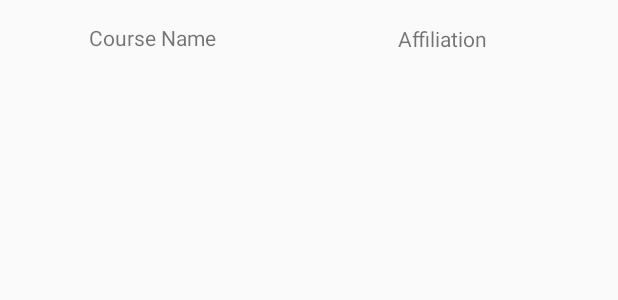
After one commit to keshar2908/TexasApi, an Android app: the layout activity_course.xml on its own in the app's theme, with its tools: preview values and no code run, on a phone screen of 412 x 824 dp. The commit adds this screen. Shown: the top 300 px of the screen. Run offline under Robolectric (Android 15) with nearby library versions, the phone set to English and light mode, and no system bars.

Commit message:
Course activity created.

```diff
--- a/app/src/main/java/kesharpaudel/texasapi/activitis/MainActivity.java
+++ b/app/src/main/java/kesharpaudel/texasapi/activitis/MainActivity.java
@@ -134,6 +134,7 @@ public class MainActivity extends AppCompatActivity {
 
             public void onFailure(Call<UserDto> call, Throwable t) {
 
+
                 Toast.makeText(MainActivity.this, "Username and Password is mismatch.", Toast.LENGTH_SHORT).show();
 
 
--- a/app/src/main/java/kesharpaudel/texasapi/api/Api.java
+++ b/app/src/main/java/kesharpaudel/texasapi/api/Api.java
@@ -1,6 +1,9 @@
 package kesharpaudel.texasapi.api;
 
+import java.util.List;
+
 import kesharpaudel.texasapi.activitis.ListStudent;
+import kesharpaudel.texasapi.models.Course;
 import kesharpaudel.texasapi.models.ListDto;
 import kesharpaudel.texasapi.models.Login;
 import kesharpaudel.texasapi.models.Notification;
@@ -29,4 +32,7 @@ public interface Api {
     @GET("students?page=0&size=23&sort=firstName%2Cdesc")
     Call<ListStudent> studentList(@Header("customerId") long customerId, @Header("token") String token, @Header("loginId") String loginId);
 
+    @GET("courses")
+    Call<List<Course>> courseList(@Header("customerId") long customerId, @Header("token") String token,@Header("userId") long loginId);
+
 }
--- /dev/null
+++ b/app/src/main/res/layout/activity_course.xml
@@ -0,0 +1,42 @@
+<?xml version="1.0" encoding="utf-8"?>
+<android.support.constraint.ConstraintLayout xmlns:android="http://schemas.android.com/apk/res/android"
+    xmlns:app="http://schemas.android.com/apk/res-auto"
+    xmlns:tools="http://schemas.android.com/tools"
+    android:layout_width="match_parent"
+    android:layout_height="wrap_content"
+    tools:context=".activitis.CourseActivity">
+
+    <TextView
+        android:id="@+id/courseNameID"
+        android:layout_width="114dp"
+        android:layout_height="34dp"
+        android:layout_marginBottom="8dp"
+        android:layout_marginEnd="8dp"
+        android:layout_marginStart="8dp"
+        android:layout_marginTop="8dp"
+        android:gravity="center"
+        android:text="Course Name"
+        app:layout_constraintBottom_toBottomOf="parent"
+        app:layout_constraintEnd_toEndOf="parent"
+        app:layout_constraintHorizontal_bias="0.13"
+        app:layout_constraintStart_toStartOf="parent"
+        app:layout_constraintTop_toTopOf="parent"
+        app:layout_constraintVertical_bias="0.016" />
+
+    <TextView
+        android:id="@+id/affiliationID"
+        android:layout_width="177dp"
+        android:layout_height="36dp"
+        android:layout_marginBottom="8dp"
+        android:layout_marginEnd="8dp"
+        android:layout_marginStart="8dp"
+        android:layout_marginTop="8dp"
+        android:gravity="center"
+        android:text="Affiliation"
+        app:layout_constraintBottom_toBottomOf="parent"
+        app:layout_constraintEnd_toEndOf="parent"
+        app:layout_constraintHorizontal_bias="0.906"
+        app:layout_constraintStart_toStartOf="parent"
+        app:layout_constraintTop_toTopOf="parent"
+        app:layout_constraintVertical_bias="0.0" />
+</android.support.constraint.ConstraintLayout>
```
Also changed, not shown: app/src/main/AndroidManifest.xml (+4 -3 lines), app/src/main/java/kesharpaudel/texasapi/activitis/CourseActivity.java (added, +63 -0 lines), app/src/main/java/kesharpaudel/texasapi/activitis/UserDetail.java (+6 -1 lines), app/src/main/java/kesharpaudel/texasapi/adapter/CourseAdapter.java (added, +60 -0 lines), app/src/main/java/kesharpaudel/texasapi/models/Course.java (added, +142 -0 lines).
